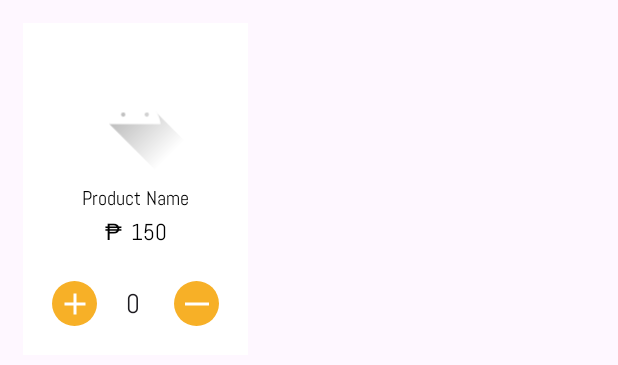
After one commit to mangosidekick/TatsByTatsPOS, an Android app: the layout product_cards.xml on its own in the app's theme, with its tools: preview values and no code run, on a phone screen of 412 x 824 dp. The commit adds this screen. Shown: the top 365 px of the screen. Run offline under Robolectric (Android 15) with nearby library versions, the phone set to English and light mode, and no system bars.

Commit message:
product card

```diff
--- /dev/null
+++ b/app/src/main/res/drawable/baseline_add_24.xml
@@ -0,0 +1,5 @@
+<vector xmlns:android="http://schemas.android.com/apk/res/android" android:height="24dp" android:tint="#000000" android:viewportHeight="24" android:viewportWidth="24" android:width="24dp">
+
+    <path android:fillColor="@android:color/white" android:pathData="M19,13h-6v6h-2v-6H5v-2h6V5h2v6h6v2z"/>
+
+</vector>
--- /dev/null
+++ b/app/src/main/res/drawable/baseline_horizontal_rule_24.xml
@@ -0,0 +1,5 @@
+<vector xmlns:android="http://schemas.android.com/apk/res/android" android:height="24dp" android:tint="#000000" android:viewportHeight="24" android:viewportWidth="24" android:width="24dp">
+
+    <path android:fillColor="@android:color/white" android:fillType="evenOdd" android:pathData="M4,11h16v2h-16z"/>
+
+</vector>
--- /dev/null
+++ b/app/src/main/res/drawable/baseline_star_24.xml
@@ -0,0 +1,5 @@
+<vector xmlns:android="http://schemas.android.com/apk/res/android" android:height="24dp" android:tint="#000000" android:viewportHeight="24" android:viewportWidth="24" android:width="24dp">
+
+    <path android:fillColor="@android:color/white" android:pathData="M12,17.27L18.18,21l-1.64,-7.03L22,9.24l-7.19,-0.61L12,2 9.19,8.63 2,9.24l5.46,4.73L5.82,21z"/>
+
+</vector>
--- /dev/null
+++ b/app/src/main/res/drawable/round_rectangle.xml
@@ -0,0 +1,6 @@
+<?xml version="1.0" encoding="utf-8"?>
+<shape xmlns:android="http://schemas.android.com/apk/res/android"
+    android:shape = "rectangle">
+    <solid android:color="@color/white"/>
+    <corners android:radius="20sp"/>
+</shape>
--- /dev/null
+++ b/app/src/main/res/drawable/round_rectangle_orange.xml
@@ -0,0 +1,6 @@
+<?xml version="1.0" encoding="utf-8"?>
+<shape xmlns:android="http://schemas.android.com/apk/res/android"
+    android:shape = "rectangle">
+    <solid android:color="@color/orange"/>
+    <corners android:radius="30sp"/>
+</shape>
--- /dev/null
+++ b/app/src/main/res/layout/product_cards.xml
@@ -0,0 +1,119 @@
+<LinearLayout
+    xmlns:android="http://schemas.android.com/apk/res/android"
+    xmlns:app="http://schemas.android.com/apk/res-auto"
+    android:layout_width="150sp"
+    android:layout_height="wrap_content"
+    android:orientation="vertical"
+    android:padding="12dp"
+    android:background="@android:color/white"
+    android:layout_margin="15dp">
+
+    <!-- Image and Product Info -->
+    <LinearLayout
+        android:layout_width="match_parent"
+        android:layout_height="wrap_content"
+        android:orientation="vertical"
+        android:gravity="center"
+        android:padding="8dp"
+        android:background="@drawable/round_rectangle">
+
+        <!-- Product Image -->
+        <ImageView
+            android:id="@+id/product_image"
+            android:layout_width="80dp"
+            android:layout_height="80dp"
+            android:src="@drawable/ic_launcher_foreground"
+            android:layout_gravity="center"
+            android:contentDescription="@string/product_name"
+            android:layout_marginBottom="8dp"
+            android:scaleType="centerCrop" />
+
+        <!-- Product Name and Price -->
+        <TextView
+            android:fontFamily="@font/abel"
+            android:id="@+id/product_name"
+            android:layout_width="wrap_content"
+            android:layout_height="wrap_content"
+            android:text="@string/product_name"
+            android:textSize="13sp"
+            android:textColor="@android:color/black"
+            android:gravity="center"
+            android:layout_marginBottom="4dp" />
+
+        <LinearLayout
+            android:layout_width="wrap_content"
+            android:layout_height="wrap_content"
+            android:orientation="horizontal">
+
+            <TextView
+                android:id="@+id/peso"
+                android:layout_width="wrap_content"
+                android:layout_height="wrap_content"
+                android:fontFamily="@font/abel"
+                android:text="@string/peso"
+                android:textSize="15sp"
+                android:textColor="@android:color/black"
+                android:gravity="center" />
+
+            <TextView
+                android:layout_marginStart="5sp"
+                android:id="@+id/product_price"
+                android:layout_width="wrap_content"
+                android:layout_height="wrap_content"
+                android:fontFamily="@font/abel"
+                android:text="@string/product_price"
+                android:textSize="15sp"
+                android:textColor="@android:color/black"
+                android:gravity="center" />
+        </LinearLayout>
+
+    </LinearLayout>
+
+    <!-- Quantity Selector -->
+    <LinearLayout
+        android:layout_width="match_parent"
+        android:layout_height="wrap_content"
+        android:orientation="horizontal"
+        android:gravity="center"
+        android:background="@drawable/round_rectangle"
+        android:layout_marginTop="8dp">
+
+        <!-- Minus Button -->
+
+        <!-- Quantity Text -->
+        <ImageButton
+            android:src="@drawable/baseline_add_24"
+            android:id="@+id/btn_minus"
+            android:layout_width="30dp"
+            android:layout_height="30sp"
+            android:layout_gravity="center"
+            android:background="@drawable/round_rectangle_orange"
+            android:layout_marginEnd="15sp"
+            android:textSize="20sp"
+            app:tint="@color/white" />
+
+        <EditText
+            android:id="@+id/quantity_text"
+            android:backgroundTint="@android:color/transparent"
+            android:layout_width="wrap_content"
+            android:layout_height="wrap_content"
+            android:layout_gravity="center"
+            android:fontFamily="@font/abel"
+            android:hint="@string/menu_quantity"
+            android:text="@string/menu_quantity"
+            android:textSize="18sp" />
+
+        <!-- Plus Button -->
+        <ImageButton
+            android:src="@drawable/baseline_horizontal_rule_24"
+            android:id="@+id/btn_plus"
+            android:layout_width="30dp"
+            android:layout_height="30dp"
+            android:textColor="@color/white"
+            android:background="@drawable/round_rectangle_orange"
+            android:layout_marginStart="15sp"
+            android:layout_gravity="center"
+            app:tint="@color/white" />
+    </LinearLayout>
+
+</LinearLayout>
--- a/app/src/main/res/values/strings.xml
+++ b/app/src/main/res/values/strings.xml
@@ -3,4 +3,10 @@
     <string name="product_hint">Search products</string>
     <string name="confirm_order">Confirm Order</string>
     <string name="reset">Reset</string>
+    <string name="peso">₱</string>
+    <string name="menu_quantity">0</string>
+    <string name="product_name">Product Name</string>
+    <string name="product_price">150</string>
+    <string name="plus">+</string>
+    <string name="minus">-</string>
 </resources>
```
